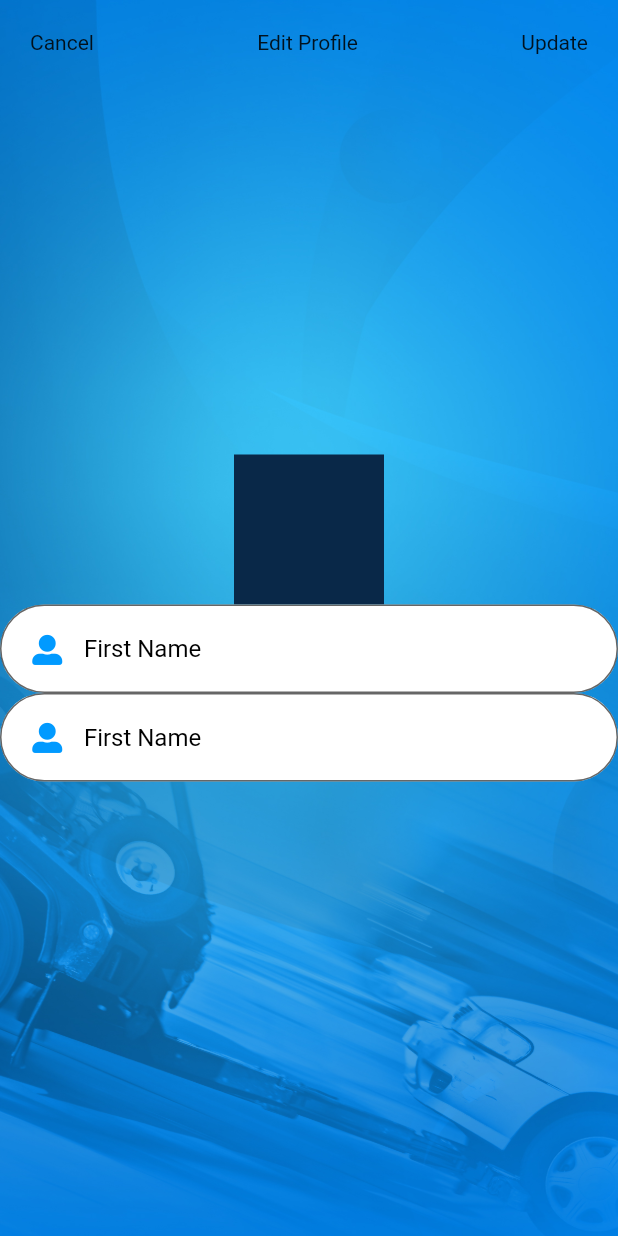
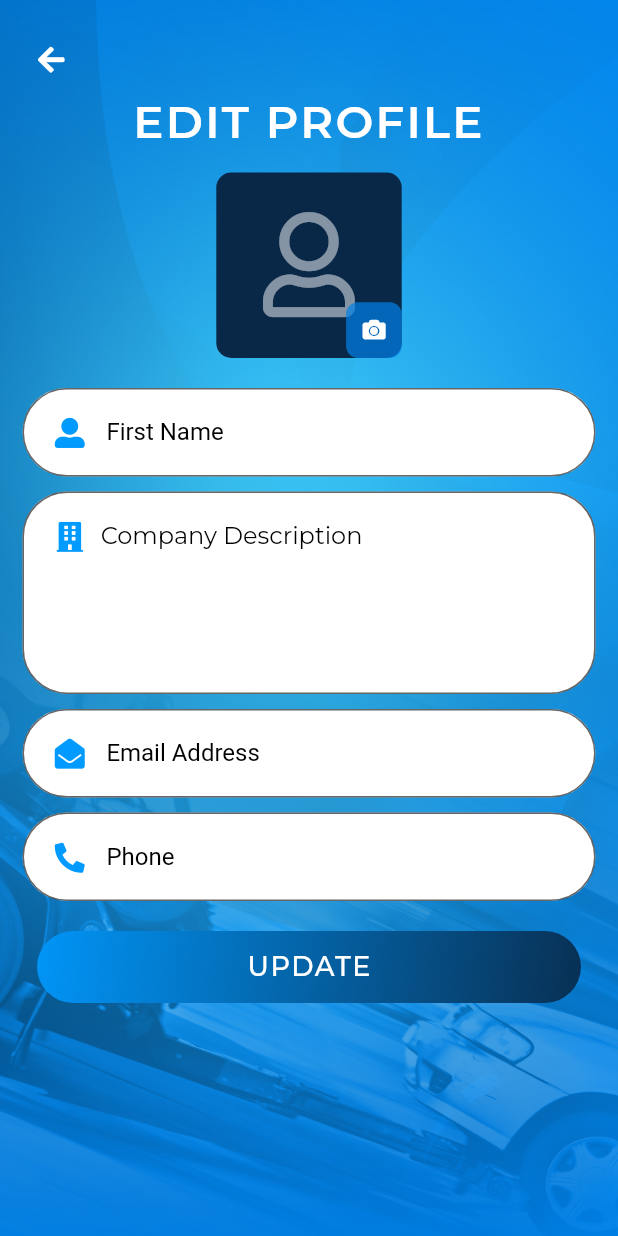
Before and after one commit to haseebshottech21/towrevo_app, a Flutter app: the UserProfileUpdate screen opened directly, on a phone screen of 412 x 824 dp. Run offline on Flutter 3.47's test engine with Material 2 defaults, Android fonts, the phone set to English and light mode, and no system bars; our stand-ins replace animate_do, expandable, firebase_core, firebase_messaging, fluttertoast, font_awesome_flutter and 9 more; missing offline and left inert: dart:ffi, flutter_stripe, time_range_picker; accounts and stored records are empty.

Commit message:
edit profile user

```diff
--- a/towrevo-main/lib/main.dart
+++ b/towrevo-main/lib/main.dart
@@ -159,10 +159,10 @@ class _MyAppState extends State<MyApp> {
         theme: ThemeData(
           primarySwatch: Colors.blue,
         ),
-        home: const SplashScreen(),
+        // home: const SplashScreen(),
         // home: const MapDistanceScreen(),
 
-        // home: OnBoardTowrevo(),
+        home: UserProfileUpdate(),
 
         routes: {
           RegisterMainScreen.routeName: (ctx) => const RegisterMainScreen(),
--- a/towrevo-main/lib/screens/colors/towrevo_appcolor.dart
+++ b/towrevo-main/lib/screens/colors/towrevo_appcolor.dart
@@ -2,4 +2,5 @@ import 'package:flutter/material.dart';
 
 class AppColors {
   static Color primaryColor = const Color(0xFF092848);
+  static Color primaryColor2 = const Color(0xFF0081e7);
 }
--- a/towrevo-main/lib/screens/users/user_profile_update.dart
+++ b/towrevo-main/lib/screens/users/user_profile_update.dart
@@ -1,7 +1,11 @@
+import 'package:animate_do/animate_do.dart';
 import 'package:flutter/material.dart';
 import 'package:font_awesome_flutter/font_awesome_flutter.dart';
+import 'package:google_fonts/google_fonts.dart';
 import 'package:towrevo/screens/colors/towrevo_appcolor.dart';
 import 'package:towrevo/widgets/company_form_field.dart';
+import 'package:towrevo/widgets/form_button_widget.dart';
+import 'package:towrevo/widgets/full_background_image.dart';
 
 import '../../error_getter.dart';
 
@@ -15,45 +19,112 @@ class UserProfileUpdate extends StatefulWidget {
 class _UserProfileUpdateState extends State<UserProfileUpdate> {
   TextEditingController controller1 = TextEditingController();
 
+  final firstNameController = TextEditingController();
+  final lastNameController = TextEditingController();
+  final emailController = TextEditingController();
+  final phoneNumberController = TextEditingController();
+  final passwordController = TextEditingController();
+  final confirmPasswordController = TextEditingController();
+  final _formKey = GlobalKey<FormState>();
+
   @override
   Widget build(BuildContext context) {
     Size size = MediaQuery.of(context).size;
 
-    return SafeArea(
-      child: Scaffold(
-        body: Container(
-          height: size.height,
-          width: size.width,
-          decoration: const BoxDecoration(
-            image: DecorationImage(
-              image: AssetImage('assets/images/fullbg.jpg'),
-              fit: BoxFit.fill,
+    return Scaffold(
+      body: Stack(
+        children: [
+          const FullBackgroundImage(),
+          SingleChildScrollView(
+            child: Column(
+              crossAxisAlignment: CrossAxisAlignment.start,
+              children: [
+                // Padding(
+                //   padding: const EdgeInsets.symmetric(
+                //     horizontal: 20,
+                //     vertical: 30,
+                //   ),
+                //   child: Row(
+                //     mainAxisAlignment: MainAxisAlignment.spaceBetween,
+                //     children: const [
+                //       Text('Cancel'),
+                //       Text('Edit Profile'),
+                //       Text('Update'),
+                //     ],
+                //   ),
+                // ),
+                Padding(
+                  padding: const EdgeInsets.only(left: 10.0, top: 15.0),
+                  child: IconButton(
+                    icon: const Icon(FontAwesomeIcons.arrowLeft,
+                        color: Colors.white, size: 20.0),
+                    onPressed: () {
+                      Navigator.pop(context);
+                    },
                   ),
                 ),
-          child: Stack(
-            children: [
+                FadeInDown(
+                  from: 15,
+                  delay: const Duration(milliseconds: 500),
+                  child: Center(
+                    child: Text(
+                      'EDIT PROFILE',
+                      textAlign: TextAlign.center,
+                      style: GoogleFonts.montserrat(
+                        color: Colors.white,
+                        fontWeight: FontWeight.w600,
+                        fontSize: 30.0,
+                        letterSpacing: 1.5,
+                      ),
+                    ),
+                  ),
+                ),
                 Padding(
                   padding: const EdgeInsets.symmetric(
-                  horizontal: 20,
-                  vertical: 20,
+                    horizontal: 15,
+                    vertical: 10,
                   ),
-                child: Row(
-                  mainAxisAlignment: MainAxisAlignment.spaceBetween,
-                  children: const [
-                    Text('Cancel'),
-                    Text('Edit Profile'),
-                    Text('Update'),
+                  child: Column(
+                    children: [
+                      const SizedBox(
+                        height: 5,
+                      ),
+                      Stack(
+                        children: [
+                          Container(
+                            height: size.height * 0.15,
+                            width: size.width * 0.30,
+                            decoration: BoxDecoration(
+                              color: AppColors.primaryColor,
+                              borderRadius: BorderRadius.circular(10.0),
+                            ),
+                            child: Icon(
+                              FontAwesomeIcons.user,
+                              color: Colors.white.withOpacity(0.5),
+                              size: 70.0,
+                            ),
+                          ),
+                          Positioned(
+                            right: 0,
+                            bottom: 0,
+                            child: Container(
+                              width: size.width * 0.09,
+                              height: size.height * 0.045,
+                              decoration: BoxDecoration(
+                                color: AppColors.primaryColor2.withOpacity(0.7),
+                                borderRadius: BorderRadius.circular(8.0),
+                              ),
+                              child: const Icon(
+                                FontAwesomeIcons.camera,
+                                color: Colors.white,
+                                size: 15.0,
+                              ),
+                            ),
+                          ),
                         ],
                       ),
-              ),
-              Center(
-                child: Column(
-                  mainAxisAlignment: MainAxisAlignment.center,
-                  children: [
-                    Container(
-                      height: 100,
-                      width: 100,
-                      color: AppColors.primaryColor,
+                      const SizedBox(
+                        height: 20,
                       ),
                       TextFieldForAll(
                         errorGetter: ErrorGetter().firstNameErrorGetter,
@@ -63,24 +134,78 @@ class _UserProfileUpdateState extends State<UserProfileUpdate> {
                           color: Color(0xFF019aff),
                           size: 20.0,
                         ),
-                      textEditingController: controller1,
+                        textEditingController: firstNameController,
                       ),
-                    TextFieldForAll(
-                      errorGetter: ErrorGetter().firstNameErrorGetter,
-                      hintText: 'First Name',
+                      const SizedBox(
+                        height: 10,
+                      ),
+                      // TextFieldForAll(
+                      //   errorGetter: ErrorGetter().firstNameErrorGetter,
+                      //   hintText: 'Last Name',
+                      //   prefixIcon: const Icon(
+                      //     FontAwesomeIcons.userAlt,
+                      //     color: Color(0xFF019aff),
+                      //     size: 20.0,
+                      //   ),
+                      //   textEditingController: firstNameController,
+                      // ),
+                      CompanyTextAreaField(
+                        errorGetter:
+                            ErrorGetter().companyDescriptionErrorGetter,
+                        hintText: 'Company Description',
                         prefixIcon: const Icon(
-                        FontAwesomeIcons.userAlt,
+                          FontAwesomeIcons.solidBuilding,
                           color: Color(0xFF019aff),
                           size: 20.0,
                         ),
                         textEditingController: controller1,
                       ),
-                  ],
+                      const SizedBox(
+                        height: 10,
                       ),
-              )
+                      TextFieldForAll(
+                        errorGetter: ErrorGetter().firstNameErrorGetter,
+                        hintText: 'Email Address',
+                        prefixIcon: const Icon(
+                          FontAwesomeIcons.solidEnvelopeOpen,
+                          color: Color(0xFF019aff),
+                          size: 20.0,
+                        ),
+                        textEditingController: firstNameController,
+                      ),
+                      const SizedBox(
+                        height: 10,
+                      ),
+                      TextFieldForAll(
+                        errorGetter: ErrorGetter().firstNameErrorGetter,
+                        hintText: 'Phone',
+                        prefixIcon: const Icon(
+                          FontAwesomeIcons.phoneAlt,
+                          color: Color(0xFF019aff),
+                          size: 20.0,
+                        ),
+                        textEditingController: firstNameController,
+                      ),
+                      const SizedBox(
+                        height: 20,
+                      ),
+                      FormButtonWidget(
+                        'UPDATE',
+                        () {
+                          // validateForm();
+                          // Navigator.of(context).pushNamed(RegistrationOTPScreen.routeName,arguments: false);
+                        },
+                      ),
+                      const SizedBox(
+                        height: 10,
+                      ),
                     ],
                   ),
                 ),
+              ],
+            ),
+          ),
+        ],
       ),
     );
   }
```
Also changed, not shown: 1 other file. Lines whose indentation alone changed are shown as unchanged.
